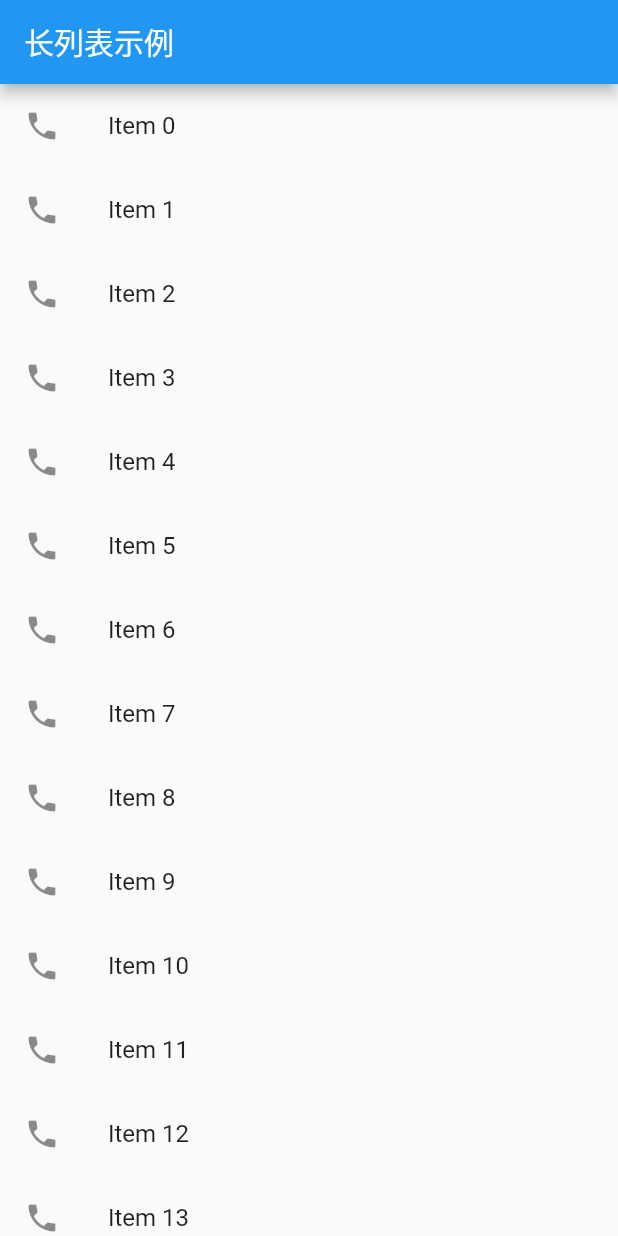
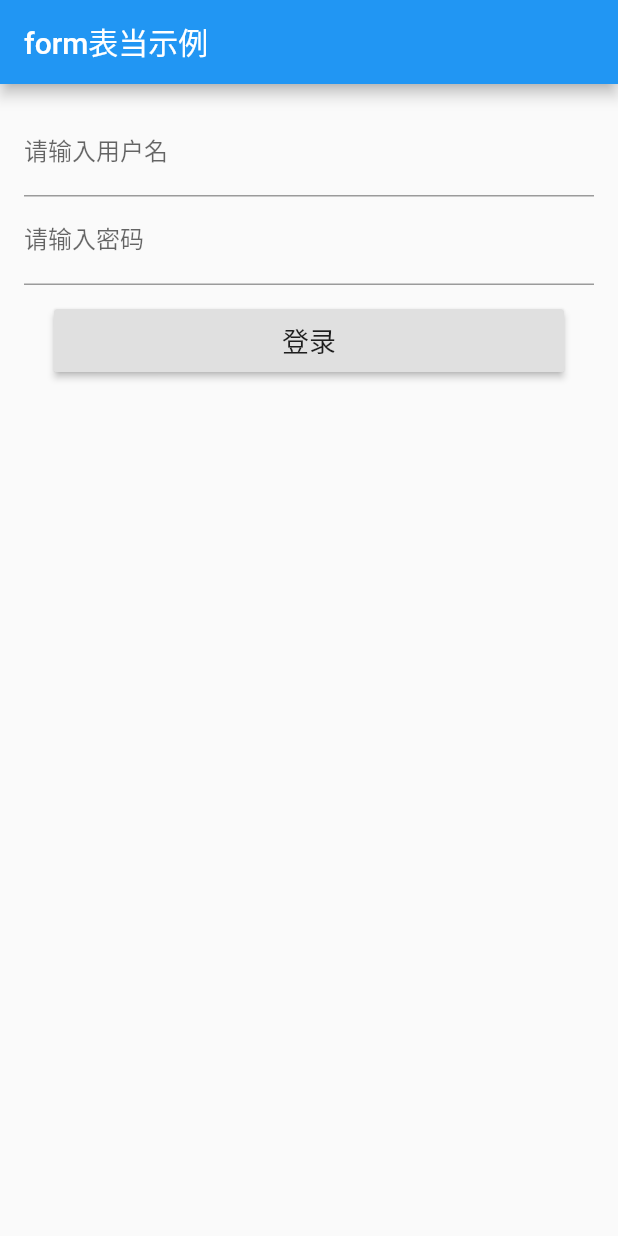
Before and after one commit to togethter/flutter_project, a Flutter app: the screen it shows after launch, on a phone screen of 412 x 824 dp. Run offline on Flutter 3.47's test engine with Material 2 defaults, Android fonts, the phone set to English and light mode, and no system bars.

Commit message:
第四章的每一个列子

```diff
--- a/lib/main.dart
+++ b/lib/main.dart
@@ -393,6 +393,155 @@ class button0 extends StatelessWidget {
     );
   }
 }
+class button1 extends StatelessWidget {
+
+  @override
+  Widget build(BuildContext context) {
+    final title = '网络列表示例';
+
+    return MaterialApp(
+      title: title,
+      home: Scaffold(
+        appBar: AppBar(title: Text(title)),
+        // 使用GridView.count构建网格
+        body: GridView.count(
+          primary: false,
+          // 四周增加一定的空隙
+          padding: const EdgeInsets.all(20.0),
+          crossAxisSpacing: 30.0,
+          // 一行上放三列数据
+          crossAxisCount: 3,
+          // 数据项：五行三列
+          children:<Widget> [
+            const Text('第1行第1列'),
+            const Text('第1行第2列'),
+            const Text('第1行第3列'),
+            const Text('第2行第1列'),
+            const Text('第2行第2列'),
+            const Text('第2行第3列'),
+            const Text('第3行第1列'),
+            const Text('第3行第2列'),
+            const Text('第3行第3列'),
+            const Text('第3行第3列'),
+            const Text('第3行第3列'),
+            const Text('第3行第3列'),
+            const Text('第3行第3列'),
+            const Text('第3行第3列'),
+            const Text('第3行第3列'),
+            const Text('第3行第3列'),
+            const Text('第3行第3列'),
+            const Text('第3行第3列'),
+            const Text('第3行第3列'),
+            const Text('第3行第3列'),
+            const Text('第3行第3列'),
+          ],
+        ),
+      ),
+
+
+    );
+
+  }
+}
+
+
+class LoginPage extends StatefulWidget {
+
+  @override
+  _LoginPageState createState() => _LoginPageState();
+
+}
+
+class _LoginPageState extends State<LoginPage> {
+
+  // 全局key用来获取From表单组件
+  GlobalKey<FormState> loginKey = GlobalKey<FormState>();
+
+  // 用户名
+  String userName;
+  // 密码
+  String passWord;
+  void login() {
+    // 读取当前的Form状态
+    var loginForm = loginKey.currentState;
+    if(loginForm.validate()){
+      loginForm.save();
+      print('userName:'+userName+'password:'+ passWord);
+    }
+  }
+  @override
+  Widget build(BuildContext context) {
+
+    return MaterialApp(
+      home: Scaffold(
+        appBar: AppBar(
+          title: Text('form表当示例'),
+        ),
+        body: Column(
+          children:<Widget> [
+            Container(
+              // 添加内边距
+              padding: const EdgeInsets.all(16.0),
+              // 添加Form表单
+              child: Form(
+                key: loginKey,
+                child: Column(
+                  children: <Widget>[
+                    // 文本输入框表单组件
+                    TextFormField(
+                      // 装饰器
+                      decoration: InputDecoration(
+                        // 提示文本
+                        labelText: '请输入用户名',
+                      ),
+                      // 接收输入值
+                      onSaved: (value){
+                        userName = value;
+                      },
+                      onFieldSubmitted: (value){},
+                    ),
+                    TextFormField(
+                      decoration: InputDecoration(
+                        labelText: '请输入密码',
+                      ),
+                      obscureText: true,
+                      // 验证表单方法
+                      validator: (value){
+                        return value.length < 6 ? "密码长度不够6位":null;
+                      },
+                      onSaved: (value){
+                        passWord = value;
+                      },
+                    ),
+                  ],
+                ),
+              ),
+            ),
+
+            // 限定容器大小
+            SizedBox(
+              width: 340.0,
+              height: 42.0,
+              // 添加登录按钮
+              child: RaisedButton(
+                onPressed: login,
+                child: Text(
+                    '登录',
+                  style: TextStyle(
+                    fontSize: 18.0,
+                  ),
+                ),
+              ),
+            ),
+          ],
+        ),
+      ),
+    );
+
+  }
+
+}
+
 
 class MyApp3 extends StatelessWidget {
   // This widget is the root of your application.
@@ -419,11 +568,17 @@ class MyApp3 extends StatelessWidget {
       // title: '水平列表示例',
       // home: buttonTHREE(),
 
-        title: '长列表示例',
-        home: button0(
-          // 使用 generate方法产生500条数据
-          items: new List<String>.generate(500, (i) => "Item $i"),
-        )
+        // title: '长列表示例',
+        // home: button0(
+        //   // 使用 generate方法产生500条数据
+        //   items: new List<String>.generate(500, (i) => "Item $i"),
+        // )
+      // title: '构建网格',
+      // home: button1(),
+
+      title: "登录表单",
+      home: LoginPage(),
+
     );
   }
 }
```
